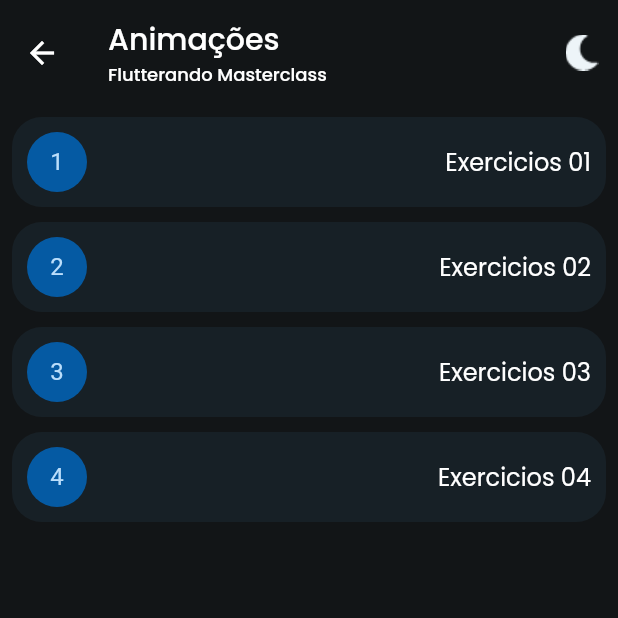
After one commit to tecrodrigocastro/app_flutterando_masterclass, a Flutter app: the screen it shows after launch, after a tap on "Ver mais", on a phone screen of 412 x 824 dp, the top half of it. The commit adds this screen. Run offline on Flutter 3.47's test engine with Material 2 defaults, Android fonts, the phone set to English and light mode, and no system bars; our stand-ins replace google_fonts.

Commit message:
Details Page

```diff
--- /dev/null
+++ b/lib/pages/details_page/details_page.dart
@@ -0,0 +1,58 @@
+import 'package:app_masterclass_flutterando/utils/color_schema.dart';
+import 'package:app_masterclass_flutterando/widgets/custom_app_bar.dart';
+import 'package:flutter/material.dart';
+
+import 'package:google_fonts/google_fonts.dart';
+
+class DetailsPage extends StatefulWidget {
+  final String title;
+  final int qtd;
+  const DetailsPage({Key? key, required this.title, required this.qtd})
+      : super(key: key);
+
+  @override
+  State<DetailsPage> createState() => _DetailsPageState();
+}
+
+class _DetailsPageState extends State<DetailsPage> {
+  @override
+  Widget build(BuildContext context) {
+    return Scaffold(
+      appBar: customAppBar(context, widget.title, false),
+      backgroundColor: backgroundColor,
+      body: Padding(
+        padding: const EdgeInsets.all(8.0),
+        child: ListView.separated(
+          itemCount: widget.qtd,
+          separatorBuilder: (context, index) => const SizedBox(height: 10),
+          itemBuilder: (context, index) {
+            return Container(
+              padding: const EdgeInsets.symmetric(horizontal: 10),
+              height: 60,
+              decoration: BoxDecoration(
+                color: cardColor,
+                borderRadius: BorderRadius.circular(20),
+              ),
+              child: Row(
+                children: [
+                  CircleAvatar(
+                    backgroundColor: primaryColor,
+                    child: Text('${index + 1}'),
+                  ),
+                  const Spacer(),
+                  Text(
+                    'Exercicios 0${index + 1}',
+                    style: GoogleFonts.poppins(
+                      fontSize: 16,
+                      color: Colors.white,
+                    ),
+                  ),
+                ],
+              ),
+            );
+          },
+        ),
+      ),
+    );
+  }
+}
--- a/lib/pages/home_page/home_page.dart
+++ b/lib/pages/home_page/home_page.dart
@@ -1,4 +1,6 @@
+import 'package:app_masterclass_flutterando/pages/details_page/details_page.dart';
 import 'package:app_masterclass_flutterando/utils/color_schema.dart';
+import 'package:app_masterclass_flutterando/widgets/custom_app_bar.dart';
 import 'package:app_masterclass_flutterando/widgets/custom_card_home.dart';
 import 'package:flutter/material.dart';
 
@@ -16,43 +18,7 @@ class _HomePageState extends State<HomePage> {
   Widget build(BuildContext context) {
     return Scaffold(
       backgroundColor: backgroundColor,
-      appBar: AppBar(
-        toolbarHeight: 70,
-        backgroundColor: backgroundColor,
-        elevation: 0,
-        leading: const Image(
-          image: AssetImage(
-            'images/icones/logo_simples.png',
-          ),
-          fit: BoxFit.contain,
-        ),
-        title: RichText(
-          text: TextSpan(
-            text: 'Atividades\n',
-            style: GoogleFonts.poppins(
-              fontSize: 20,
-              fontWeight: FontWeight.w500,
-            ),
-            children: [
-              TextSpan(
-                text: 'Flutterando Masterclass',
-                style: GoogleFonts.poppins(
-                  fontSize: 12,
-                  fontWeight: FontWeight.w500,
-                ),
-              ),
-            ],
-          ),
-        ),
-        actions: [
-          IconButton(
-            onPressed: () {},
-            icon: const Image(
-              image: AssetImage('images/icones/moon.png'),
-            ),
-          )
-        ],
-      ),
+      appBar: customAppBar(context, 'Atividades', true),
       body: Padding(
         padding: const EdgeInsets.all(5),
         child: ListView(
--- /dev/null
+++ b/lib/widgets/custom_app_bar.dart
@@ -0,0 +1,46 @@
+import 'package:app_masterclass_flutterando/utils/color_schema.dart';
+import 'package:flutter/material.dart';
+
+import 'package:google_fonts/google_fonts.dart';
+
+AppBar customAppBar(BuildContext context, String title, bool isLogo) {
+  return AppBar(
+    toolbarHeight: 70,
+    backgroundColor: backgroundColor,
+    elevation: 0,
+    leading: isLogo
+        ? const Image(
+            image: AssetImage(
+              'images/icones/logo_simples.png',
+            ),
+            fit: BoxFit.contain,
+          )
+        : null,
+    title: RichText(
+      text: TextSpan(
+        text: '$title\n',
+        style: GoogleFonts.poppins(
+          fontSize: 20,
+          fontWeight: FontWeight.w500,
+        ),
+        children: [
+          TextSpan(
+            text: 'Flutterando Masterclass',
+            style: GoogleFonts.poppins(
+              fontSize: 12,
+              fontWeight: FontWeight.w500,
+            ),
+          ),
+        ],
+      ),
+    ),
+    actions: [
+      IconButton(
+        onPressed: () {},
+        icon: const Image(
+          image: AssetImage('images/icones/moon.png'),
+        ),
+      )
+    ],
+  );
+}
--- a/lib/widgets/custom_card_home.dart
+++ b/lib/widgets/custom_card_home.dart
@@ -5,6 +5,8 @@ import 'package:flutter/src/widgets/framework.dart';
 import 'package:google_fonts/google_fonts.dart';
 
 import 'package:app_masterclass_flutterando/utils/color_schema.dart';
+
+import '../pages/details_page/details_page.dart';
 
 class CustomCardHome extends StatelessWidget {
   final String title;
@@ -88,7 +90,16 @@ class CustomCardHome extends StatelessWidget {
                 ),
               ),
               const Spacer(),
-              Container(
+              InkWell(
+                onTap: () {
+                  Navigator.push(
+                    context,
+                    MaterialPageRoute(
+                      builder: (context) => DetailsPage(title: title, qtd: qtd),
+                    ),
+                  );
+                },
+                child: Container(
                   alignment: Alignment.center,
                   height: 34.5,
                   width: 119,
@@ -105,6 +116,7 @@ class CustomCardHome extends StatelessWidget {
                     ),
                   ),
                 ),
+              ),
             ],
           ),
           const SizedBox(height: 20),
```
Also changed, not shown: images/icones/download.png (added). Lines whose indentation alone changed are shown as unchanged.
